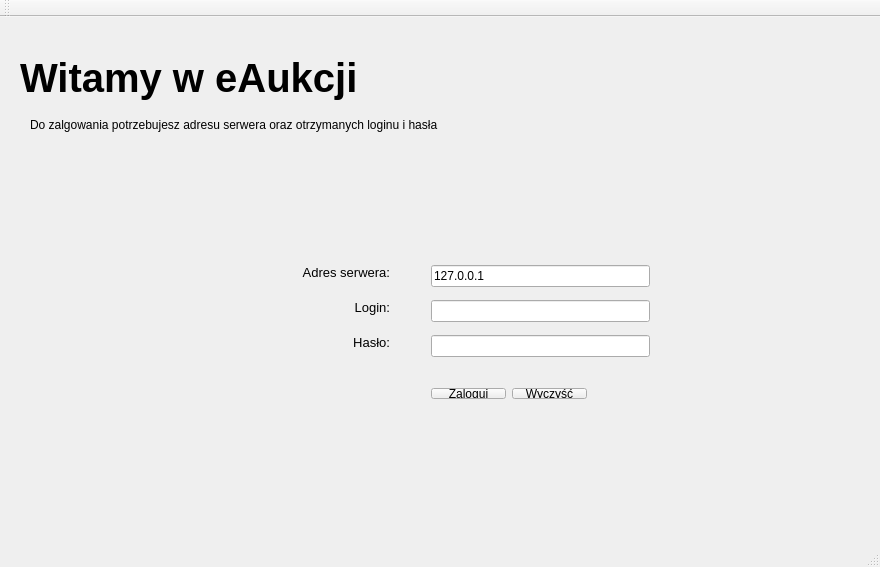
This is klient/gui/start.ui in dominikj/PKRY as Qt 5 draws it before an edit. The edited form follows.
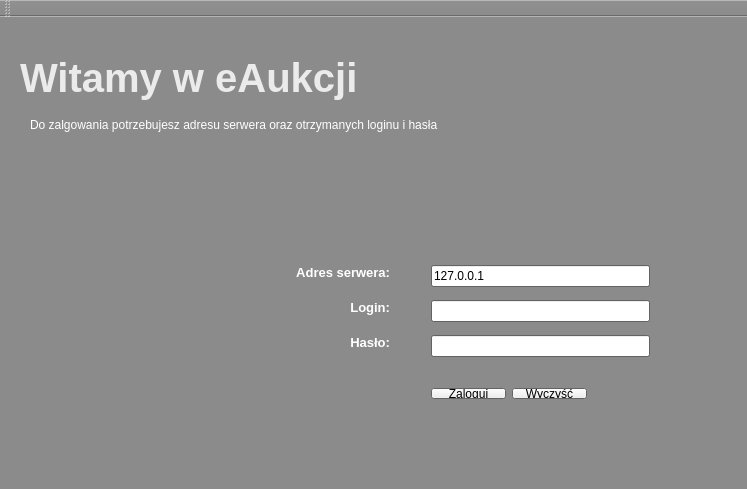
This is the edited form.

Commit message: Poprawiono interface, dodano wyświetlanie do konsoli, wprowadzono sprawdzanie tekstu, trwa dokumentacja.

Patch:
```diff
--- a/klient/gui/start.ui
+++ b/klient/gui/start.ui
@@ -6,10 +6,74 @@
    <rect>
     <x>0</x>
     <y>0</y>
-    <width>880</width>
-    <height>567</height>
+    <width>747</width>
+    <height>489</height>
    </rect>
   </property>
+  <property name="palette">
+   <palette>
+    <active>
+     <colorrole role="Base">
+      <brush brushstyle="SolidPattern">
+       <color alpha="255">
+        <red>255</red>
+        <green>255</green>
+        <blue>255</blue>
+       </color>
+      </brush>
+     </colorrole>
+     <colorrole role="Window">
+      <brush brushstyle="SolidPattern">
+       <color alpha="255">
+        <red>139</red>
+        <green>139</green>
+        <blue>139</blue>
+       </color>
+      </brush>
+     </colorrole>
+    </active>
+    <inactive>
+     <colorrole role="Base">
+      <brush brushstyle="SolidPattern">
+       <color alpha="255">
+        <red>255</red>
+        <green>255</green>
+        <blue>255</blue>
+       </color>
+      </brush>
+     </colorrole>
+     <colorrole role="Window">
+      <brush brushstyle="SolidPattern">
+       <color alpha="255">
+        <red>139</red>
+        <green>139</green>
+        <blue>139</blue>
+       </color>
+      </brush>
+     </colorrole>
+    </inactive>
+    <disabled>
+     <colorrole role="Base">
+      <brush brushstyle="SolidPattern">
+       <color alpha="255">
+        <red>139</red>
+        <green>139</green>
+        <blue>139</blue>
+       </color>
+      </brush>
+     </colorrole>
+     <colorrole role="Window">
+      <brush brushstyle="SolidPattern">
+       <color alpha="255">
+        <red>139</red>
+        <green>139</green>
+        <blue>139</blue>
+       </color>
+      </brush>
+     </colorrole>
+    </disabled>
+   </palette>
+  </property>
   <property name="windowTitle">
    <string>eAukcja :: zaloguj</string>
   </property>
@@ -23,11 +87,50 @@
       <height>101</height>
      </rect>
     </property>
+    <property name="palette">
+     <palette>
+      <active>
+       <colorrole role="WindowText">
+        <brush brushstyle="SolidPattern">
+         <color alpha="255">
+          <red>235</red>
+          <green>235</green>
+          <blue>235</blue>
+         </color>
+        </brush>
+       </colorrole>
+      </active>
+      <inactive>
+       <colorrole role="WindowText">
+        <brush brushstyle="SolidPattern">
+         <color alpha="255">
+          <red>235</red>
+          <green>235</green>
+          <blue>235</blue>
+         </color>
+        </brush>
+       </colorrole>
+      </inactive>
+      <disabled>
+       <colorrole role="WindowText">
+        <brush brushstyle="SolidPattern">
+         <color alpha="255">
+          <red>190</red>
+          <green>190</green>
+          <blue>190</blue>
+         </color>
+        </brush>
+       </colorrole>
+      </disabled>
+     </palette>
+    </property>
     <property name="font">
      <font>
       <pointsize>30</pointsize>
       <weight>75</weight>
+      <italic>false</italic>
       <bold>true</bold>
+      <strikeout>false</strikeout>
      </font>
     </property>
     <property name="text">
@@ -43,6 +146,43 @@
       <height>16</height>
      </rect>
     </property>
+    <property name="palette">
+     <palette>
+      <active>
+       <colorrole role="WindowText">
+        <brush brushstyle="SolidPattern">
+         <color alpha="255">
+          <red>255</red>
+          <green>255</green>
+          <blue>255</blue>
+         </color>
+        </brush>
+       </colorrole>
+      </active>
+      <inactive>
+       <colorrole role="WindowText">
+        <brush brushstyle="SolidPattern">
+         <color alpha="255">
+          <red>255</red>
+          <green>255</green>
+          <blue>255</blue>
+         </color>
+        </brush>
+       </colorrole>
+      </inactive>
+      <disabled>
+       <colorrole role="WindowText">
+        <brush brushstyle="SolidPattern">
+         <color alpha="255">
+          <red>190</red>
+          <green>190</green>
+          <blue>190</blue>
+         </color>
+        </brush>
+       </colorrole>
+      </disabled>
+     </palette>
+    </property>
     <property name="text">
      <string>Do zalgowania potrzebujesz adresu serwera oraz otrzymanych loginu i hasła</string>
     </property>
@@ -59,9 +199,48 @@
     <layout class="QVBoxLayout" name="verticalLayout">
      <item>
       <widget class="QLabel" name="label_4">
+       <property name="palette">
+        <palette>
+         <active>
+          <colorrole role="WindowText">
+           <brush brushstyle="SolidPattern">
+            <color alpha="255">
+             <red>255</red>
+             <green>255</green>
+             <blue>255</blue>
+            </color>
+           </brush>
+          </colorrole>
+         </active>
+         <inactive>
+          <colorrole role="WindowText">
+           <brush brushstyle="SolidPattern">
+            <color alpha="255">
+             <red>255</red>
+             <green>255</green>
+             <blue>255</blue>
+            </color>
+           </brush>
+          </colorrole>
+         </inactive>
+         <disabled>
+          <colorrole role="WindowText">
+           <brush brushstyle="SolidPattern">
+            <color alpha="255">
+             <red>190</red>
+             <green>190</green>
+             <blue>190</blue>
+            </color>
+           </brush>
+          </colorrole>
+         </disabled>
+        </palette>
+       </property>
        <property name="font">
         <font>
          <pointsize>10</pointsize>
+         <weight>75</weight>
+         <bold>true</bold>
         </font>
        </property>
        <property name="text">
@@ -77,9 +256,48 @@
      </item>
      <item>
       <widget class="QLabel" name="label_2">
+       <property name="palette">
+        <palette>
+         <active>
+          <colorrole role="WindowText">
+           <brush brushstyle="SolidPattern">
+            <color alpha="255">
+             <red>255</red>
+             <green>255</green>
+             <blue>255</blue>
+            </color>
+           </brush>
+          </colorrole>
+         </active>
+         <inactive>
+          <colorrole role="WindowText">
+           <brush brushstyle="SolidPattern">
+            <color alpha="255">
+             <red>255</red>
+             <green>255</green>
+             <blue>255</blue>
+            </color>
+           </brush>
+          </colorrole>
+         </inactive>
+         <disabled>
+          <colorrole role="WindowText">
+           <brush brushstyle="SolidPattern">
+            <color alpha="255">
+             <red>190</red>
+             <green>190</green>
+             <blue>190</blue>
+            </color>
+           </brush>
+          </colorrole>
+         </disabled>
+        </palette>
+       </property>
        <property name="font">
         <font>
          <pointsize>10</pointsize>
+         <weight>75</weight>
+         <bold>true</bold>
         </font>
        </property>
        <property name="text">
@@ -95,9 +313,48 @@
      </item>
      <item>
       <widget class="QLabel" name="label_3">
+       <property name="palette">
+        <palette>
+         <active>
+          <colorrole role="WindowText">
+           <brush brushstyle="SolidPattern">
+            <color alpha="255">
+             <red>255</red>
+             <green>255</green>
+             <blue>255</blue>
+            </color>
+           </brush>
+          </colorrole>
+         </active>
+         <inactive>
+          <colorrole role="WindowText">
+           <brush brushstyle="SolidPattern">
+            <color alpha="255">
+             <red>255</red>
+             <green>255</green>
+             <blue>255</blue>
+            </color>
+           </brush>
+          </colorrole>
+         </inactive>
+         <disabled>
+          <colorrole role="WindowText">
+           <brush brushstyle="SolidPattern">
+            <color alpha="255">
+             <red>190</red>
+             <green>190</green>
+             <blue>190</blue>
+            </color>
+           </brush>
+          </colorrole>
+         </disabled>
+        </palette>
+       </property>
        <property name="font">
         <font>
          <pointsize>10</pointsize>
+         <weight>75</weight>
+         <bold>true</bold>
         </font>
        </property>
        <property name="text">
@@ -193,7 +450,6 @@
     <bool>false</bool>
    </attribute>
   </widget>
-  <widget class="QStatusBar" name="statusBar"/>
  </widget>
  <layoutdefault spacing="6" margin="11"/>
  <resources/>
```
Left out of the diff: 10 changed lines with no effect on the pictures. The commit also changes 7 other files.
